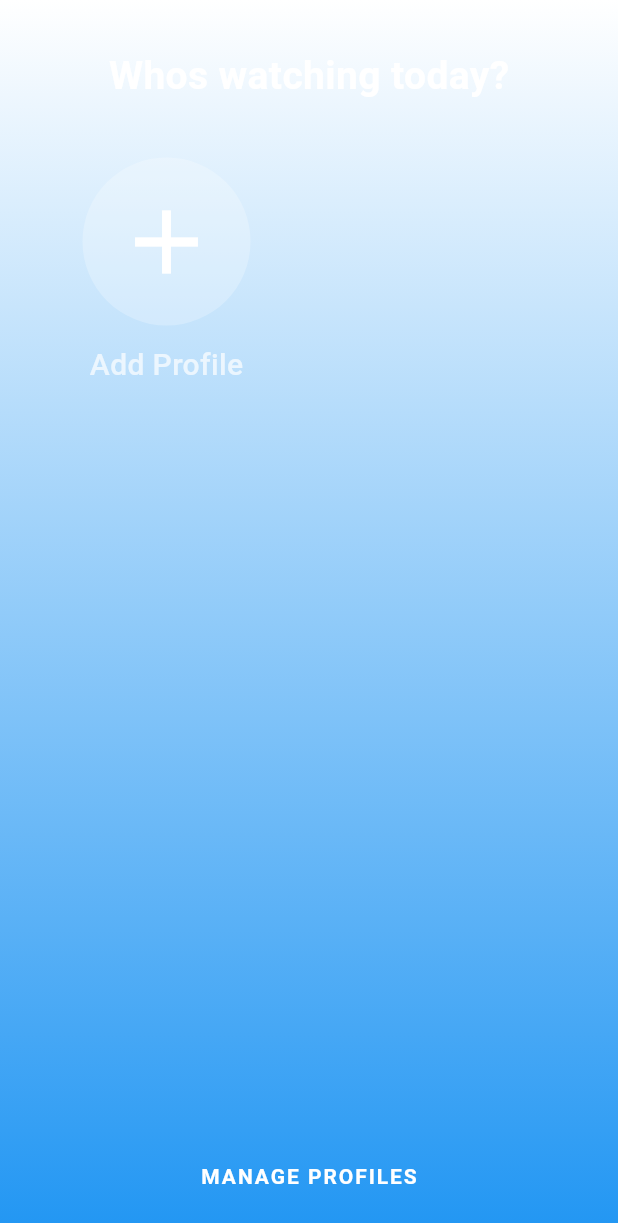
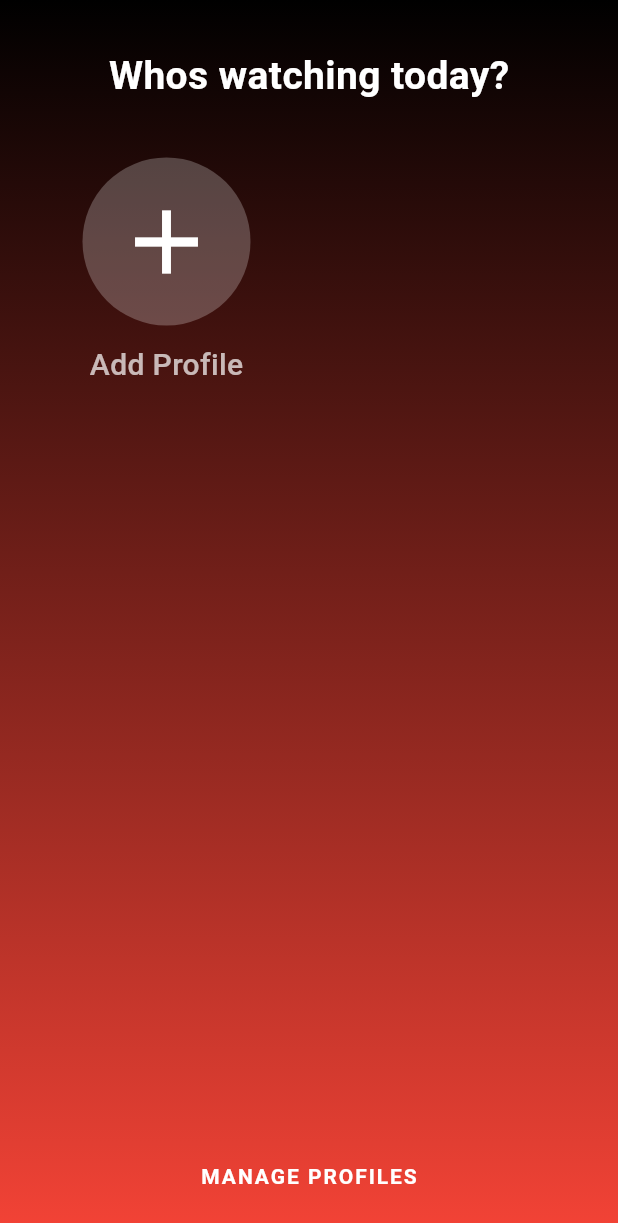
Before and after one commit to Vanderbiller/IPTV-App, a Flutter app: the screen it shows after launch, on a phone screen of 412 x 824 dp. Shown: the top 1223 px of the screen. Run offline on Flutter 3.47's test engine with Material 3 defaults, Android fonts, the phone set to English and light mode, and no system bars; our stand-ins replace cached_network_image, image_picker, shared_preferences.

Commit message:
cleaned up issues and removed light mode (was ugly)

```diff
--- a/lib/main.dart
+++ b/lib/main.dart
@@ -13,7 +13,18 @@ class MyIPTVApp extends StatelessWidget {
     return MaterialApp(
       title: 'IPTV Player',
       theme: ThemeData(
-        primarySwatch: Colors.blue,
+        brightness: Brightness.dark,
+        primaryColor: Colors.redAccent,
+        scaffoldBackgroundColor: Colors.black,
+        appBarTheme: const AppBarTheme(
+          backgroundColor: Colors.black,
+          elevation: 0,
+        ),
+        bottomNavigationBarTheme: const BottomNavigationBarThemeData(
+          backgroundColor: Colors.black,
+          selectedItemColor: Colors.redAccent,
+          unselectedItemColor: Colors.white70,
+        ),
       ),
       darkTheme: ThemeData(
         brightness: Brightness.dark,
--- a/lib/screens/profile_screen.dart
+++ b/lib/screens/profile_screen.dart
@@ -3,13 +3,12 @@ import '../models/profile.dart';
 import '../managers/profile_manager.dart';
 import '../managers/image_manager.dart';
 import '../widgets/add_profile_widget.dart';
-import 'channel_groups_screen.dart';
+import 'main_screen.dart';
 
 class ProfileScreen extends StatefulWidget {
   final String title;
 
-  const ProfileScreen({Key? key, this.title = "Whos watching today?"})
-      : super(key: key);
+  const ProfileScreen({super.key, this.title = "Whos watching today?"});
 
   @override
   _ProfileScreenState createState() => _ProfileScreenState();
@@ -69,7 +68,7 @@ class _ProfileScreenState extends State<ProfileScreen> {
     Navigator.push(
       context,
       MaterialPageRoute(
-      builder: (_) => ChannelGroupsScreen(m3uUrl: profile.url),
+        builder: (_) => MainScreen(m3uUrl: profile.url),
       ),
     );
   }
@@ -118,7 +117,7 @@ class _ProfileScreenState extends State<ProfileScreen> {
                         _AddProfileTile(onTap: _onAddProfile),
                       ],
                     ),
-                    Spacer(),
+                    const Spacer(),
                     GestureDetector(
                       onTap: _onManageProfiles,
                       child: const Padding(
@@ -146,8 +145,7 @@ class _ProfileTile extends StatelessWidget {
   final Profile profile;
   final VoidCallback onTap;
 
-  const _ProfileTile({Key? key, required this.profile, required this.onTap})
-      : super(key: key);
+  const _ProfileTile({super.key, required this.profile, required this.onTap});
 
   @override
   Widget build(BuildContext context) {
@@ -192,7 +190,7 @@ class _ProfileTile extends StatelessWidget {
 
 class _AddProfileTile extends StatelessWidget {
   final VoidCallback onTap;
-  const _AddProfileTile({Key? key, required this.onTap}) : super(key: key);
+  const _AddProfileTile({super.key, required this.onTap});
 
   @override
   Widget build(BuildContext context) {
```
Lines whose indentation alone changed are shown as unchanged.
